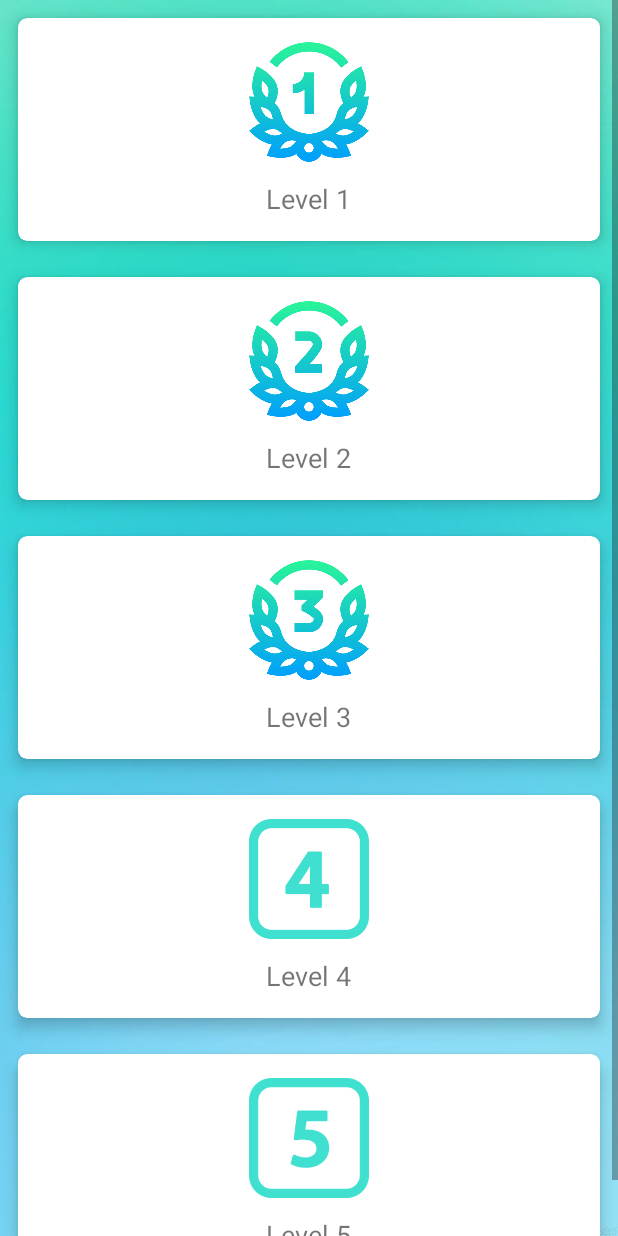
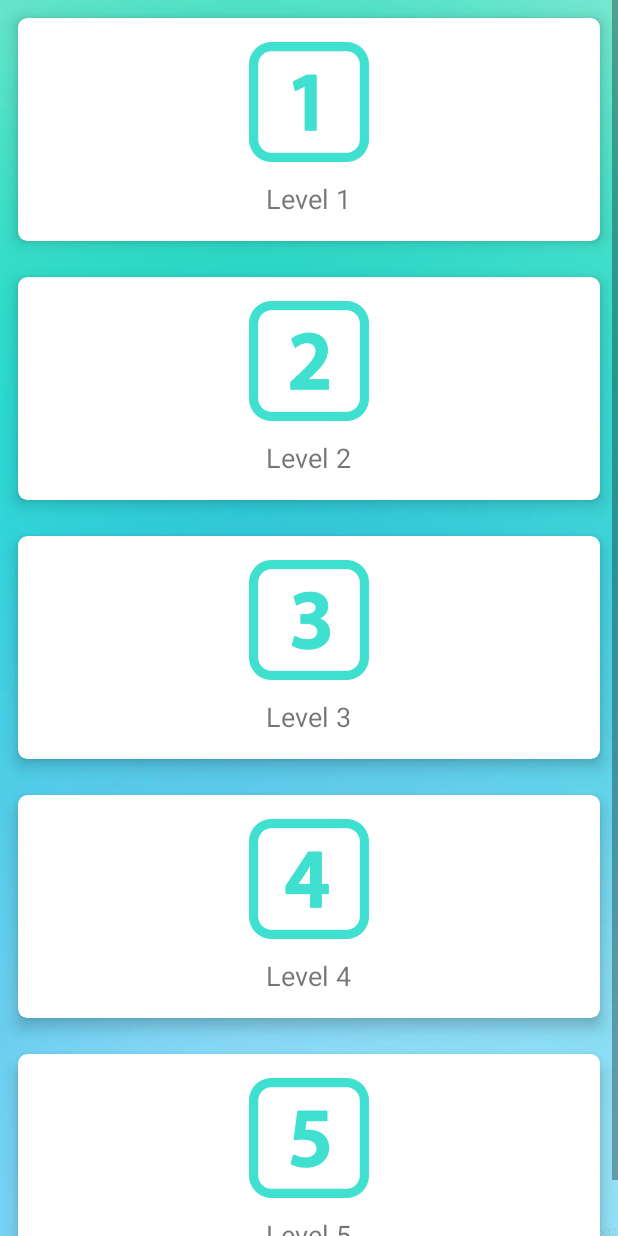
Before and after one commit to NGV03/Stress-app, an Android app: the Game screen opened directly, with no data from a screen before it, on a phone screen of 412 x 824 dp. Run offline under Robolectric (Android 15) with nearby library versions, the phone set to English and light mode, and no system bars.

Commit message:
new icons

```diff
--- a/app/src/main/res/layout/activity_game.xml
+++ b/app/src/main/res/layout/activity_game.xml
@@ -37,7 +37,7 @@
             android:layout_height="match_parent">
 
             <ImageView
-                android:src="@drawable/first"
+                android:src="@drawable/one"
                 android:layout_width="80dp"
                 android:layout_height="80dp" />
 
@@ -72,7 +72,7 @@
             android:layout_height="match_parent">
 
             <ImageView
-                android:src="@drawable/second"
+                android:src="@drawable/two"
                 android:layout_width="80dp"
                 android:layout_height="80dp" />
 
@@ -109,7 +109,7 @@
             <ImageView
                 android:layout_width="80dp"
                 android:layout_height="80dp"
-                android:src="@drawable/third" />
+                android:src="@drawable/three" />
 
             <TextView
                 android:layout_width="wrap_content"
```
Also changed, not shown: app/src/main/res/drawable/one.png (added), app/src/main/res/drawable/three.png (added), app/src/main/res/drawable/two.png (added).
